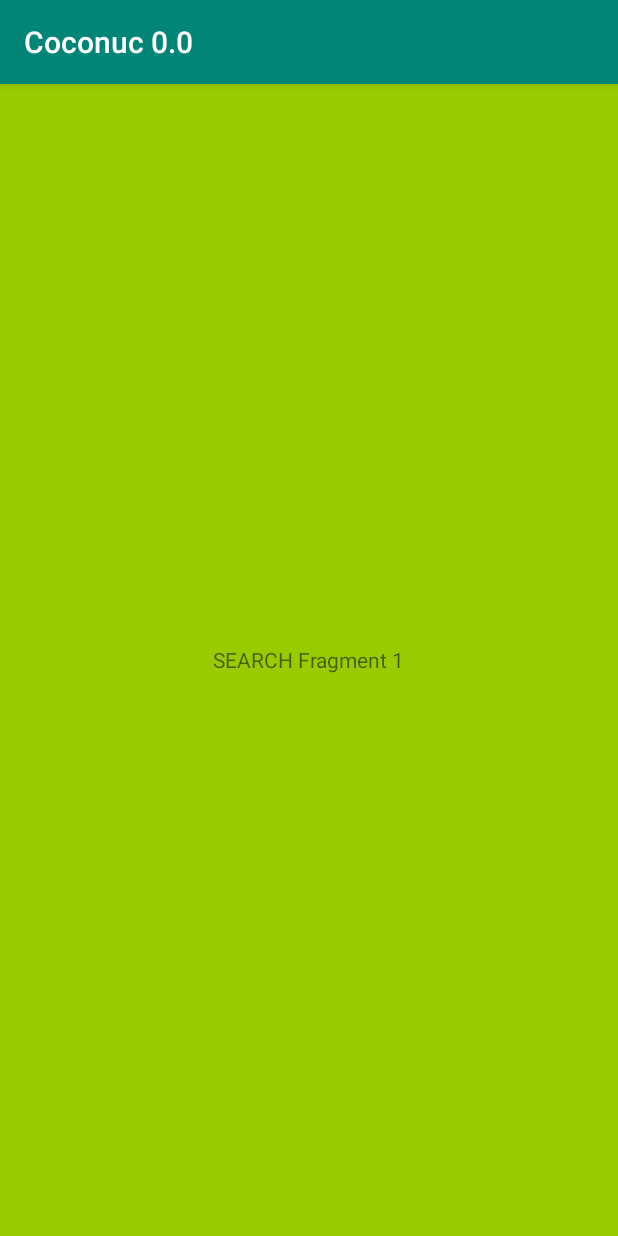
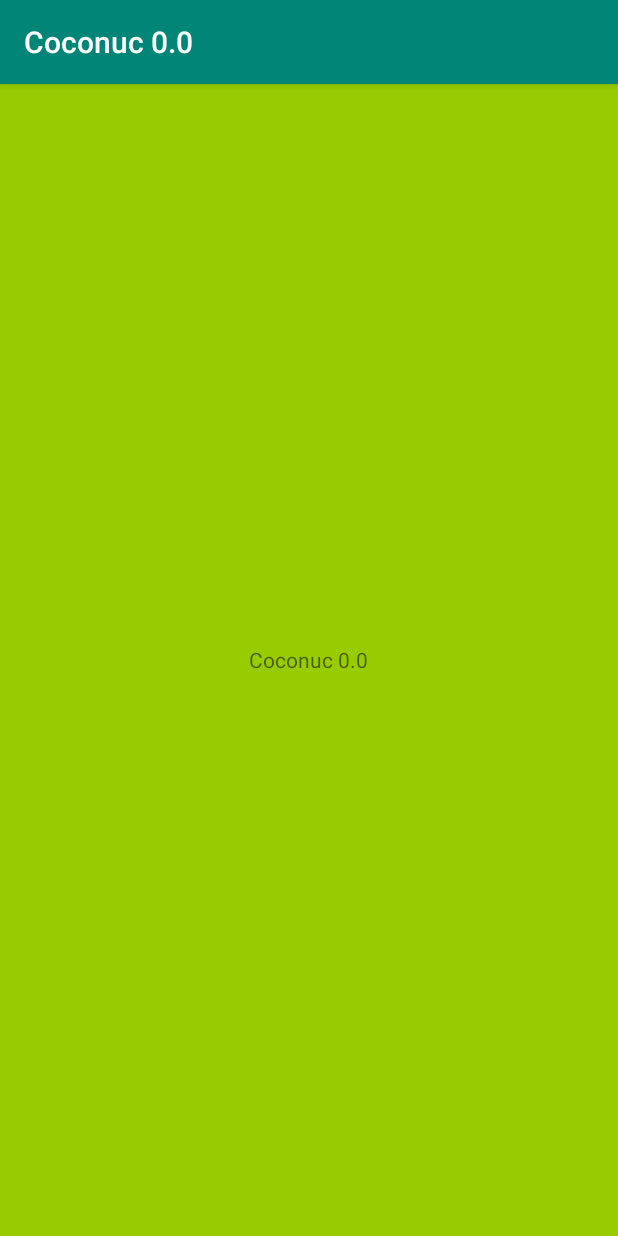
Before and after one commit to KhoaChau0594/Coconuc, an Android app: the fragment SearchFragment shown on its own in the app's theme, on a phone screen of 412 x 824 dp. Run offline under Robolectric (Android 15) with nearby library versions, the phone set to English and light mode, and no system bars.

```diff
--- a/app/src/main/java/fragment/HomeFragment.java
+++ b/app/src/main/java/fragment/HomeFragment.java
@@ -20,7 +20,7 @@ import viewAdapter.HomeFragmentRecyclerViewAdapter;
 
 
 public class HomeFragment extends Fragment {
-    public static final String TAG = "HomeFragment";
+    private static final String TAG = "HomeFragment";
     private ArrayList<String> mCategories = new ArrayList<>();
     private ArrayList<String> mCategoryImageUrls = new ArrayList<>();
 
@@ -36,7 +36,7 @@ public class HomeFragment extends Fragment {
 
         getImage();
 
-        mRecyclerView = (RecyclerView) view.findViewById(R.id.rvCategory);
+        mRecyclerView = view.findViewById(R.id.rvCategory);
         mLayoutManager = new LinearLayoutManager(this.getActivity(), LinearLayoutManager.HORIZONTAL, false);
 
         Log.d("debugMode", "The application stopped after this");
--- a/app/src/main/java/viewAdapter/HomeFragmentRecyclerViewAdapter.java
+++ b/app/src/main/java/viewAdapter/HomeFragmentRecyclerViewAdapter.java
@@ -24,8 +24,8 @@ public class HomeFragmentRecyclerViewAdapter extends RecyclerView.Adapter<HomeFr
     private static final String TAG = "HomeFragment_RecyclerViewAdapter";
 
     //attributes
-    private ArrayList<String> mCategories = new ArrayList<>();
-    private ArrayList<String> mCategoryImageUrls = new ArrayList<>();
+    private ArrayList<String> mCategories;
+    private ArrayList<String> mCategoryImageUrls;
     private Context mContext;
 
     public HomeFragmentRecyclerViewAdapter(Context context,ArrayList<String> mCategories, ArrayList<String> mCategoryImageUrls){
--- a/app/src/main/res/layout/home_recycler_view.xml
+++ b/app/src/main/res/layout/home_recycler_view.xml
@@ -10,7 +10,7 @@
         android:layout_width="match_parent"
         android:layout_height="match_parent"
         android:orientation="vertical"
-        android:layout_marginRight="5dp">
+        android:layout_marginEnd="5dp">
         <androidx.cardview.widget.CardView
             android:layout_width="match_parent"
             android:layout_height="120dp"
--- a/app/src/main/res/layout/search_fragment.xml
+++ b/app/src/main/res/layout/search_fragment.xml
@@ -7,6 +7,6 @@
     <TextView
         android:layout_width="wrap_content"
         android:layout_height="wrap_content"
-        android:text="SEARCH Fragment 1"
+        android:text="@string/app_name"
         android:layout_centerInParent="true" />
 </RelativeLayout>
--- a/app/src/main/res/layout/user_fragment.xml
+++ b/app/src/main/res/layout/user_fragment.xml
@@ -7,6 +7,6 @@
     <TextView
         android:layout_width="wrap_content"
         android:layout_height="wrap_content"
-        android:text="USER Fragment 1"
+        android:text="@string/app_name"
         android:layout_centerInParent="true" />
 </RelativeLayout>
```
